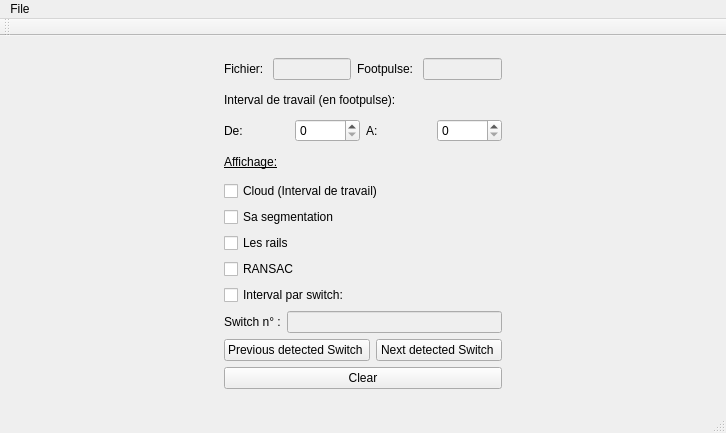
JJponciano/SCNreader, file mainwindow.ui: the form before one commit.
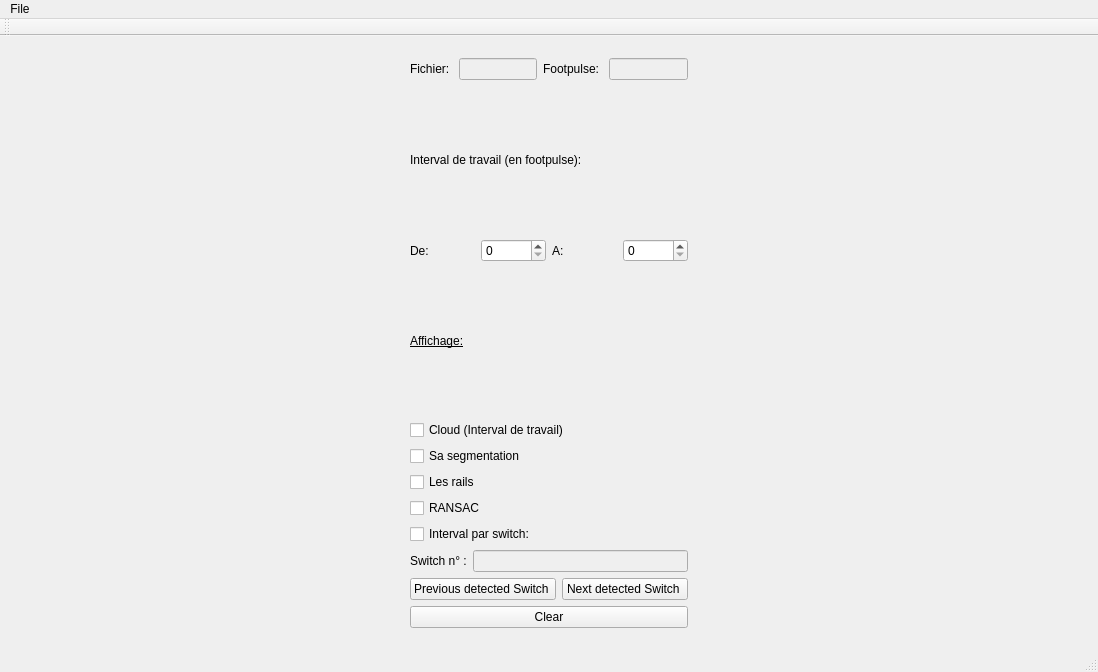
The form after the commit.

Patch:
```diff
--- a/mainwindow.ui
+++ b/mainwindow.ui
@@ -6,8 +6,8 @@
    <rect>
     <x>0</x>
     <y>0</y>
-    <width>726</width>
-    <height>433</height>
+    <width>1098</width>
+    <height>672</height>
    </rect>
   </property>
   <property name="windowTitle">
@@ -210,7 +210,7 @@
     <rect>
      <x>0</x>
      <y>0</y>
-     <width>726</width>
+     <width>1098</width>
      <height>21</height>
     </rect>
    </property>
```
